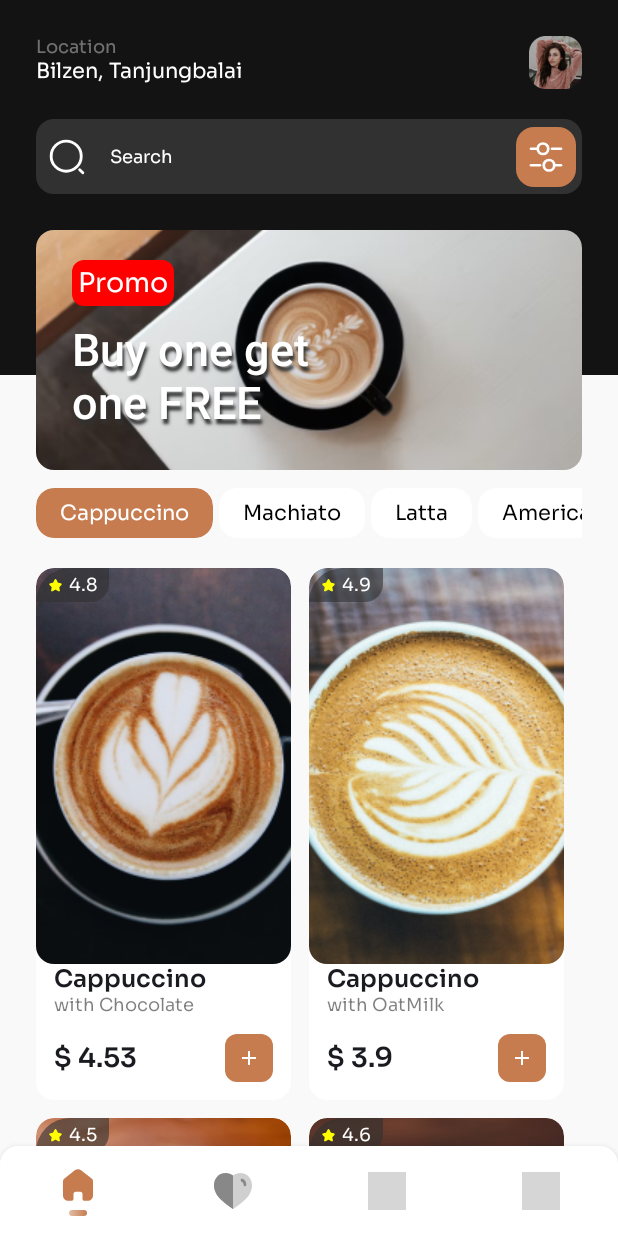
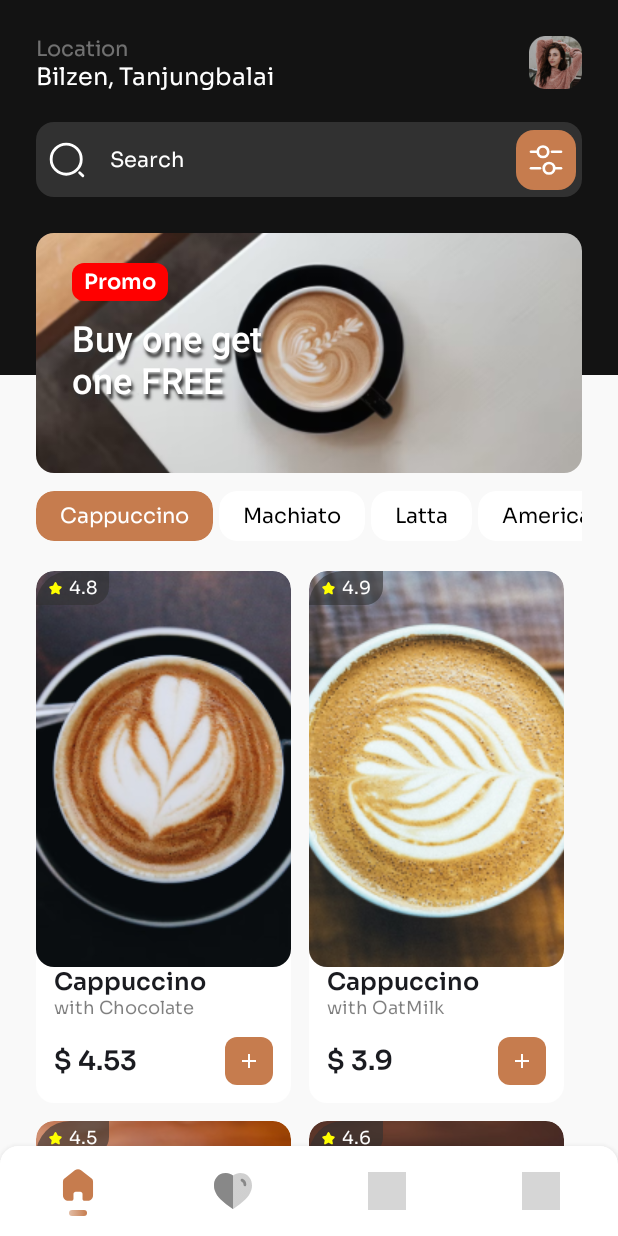
Before and after one commit to SaileshLimbu/kotlin_coffee_app_ui_compose, an Android app built with Jetpack Compose: the composable HomeScreen shown on its own in the app's theme, on a phone screen of 412 x 824 dp. Run offline under Robolectric (Android 15) with nearby library versions, the light colour scheme and no system bars; our stand-ins replace accompanist; libraries missing offline, so code that uses them is left out: com.ramcosta.composedestinations; 1 statement that could not run was skipped; grey boxes are pictures that could not be loaded.

Commit message:
adjusted font size

```diff
--- a/app/src/main/java/com/powersoft/coffeeapp/presentation/home_screen/HomeScreen.kt
+++ b/app/src/main/java/com/powersoft/coffeeapp/presentation/home_screen/HomeScreen.kt
@@ -185,10 +185,10 @@ fun LocationAndProfile() {
     ) {
         Column {
             Text(
-                text = "Location", color = Color.White.copy(0.4f), fontSize = 12.sp
+                text = "Location", color = Color.White.copy(0.4f), fontSize = 14.sp
             )
             Text(
-                text = "Bilzen, Tanjungbalai", color = Color.White, fontSize = 14.sp
+                text = "Bilzen, Tanjungbalai", color = Color.White, fontSize = 16.sp
             )
         }
         Image(
@@ -240,7 +240,7 @@ fun SearchBox() {
                     fontSize = 14.sp
                 ),
                 placeholder = {
-                    Text(text = "Search", fontSize = 12.sp, color = Color.White)
+                    Text(text = "Search", fontSize = 14.sp, color = Color.White)
                 },
                 modifier = Modifier
                     .weight(1f)
@@ -282,17 +282,19 @@ fun Banner() {
         ) {
             Text(
                 text = "Promo",
+                fontSize = 14.sp,
+                fontWeight = FontWeight.SemiBold,
                 modifier = Modifier
                     .padding(bottom = NormalPadding)
                     .background(Color.Red, shape = Shape.small)
-                    .padding(horizontal = TinyPadding, vertical = TinyPadding),
+                    .padding(horizontal = SmallPadding, vertical = TinyPadding),
                 color = Color.White,
             )
             Text(
                 text = "Buy one get\none FREE",
                 style = TextStyle(
                     color = Color.White,
-                    fontSize = 30.sp,
+                    fontSize = 24.sp,
                     fontWeight = FontWeight.SemiBold,
                     shadow = Shadow(
                         color = Black200,
```
Also changed, not shown: app/src/main/java/com/powersoft/coffeeapp/presentation/detail_screen/DetailScreen.kt (+30 -22 lines), app/src/main/java/com/powersoft/coffeeapp/presentation/order_screen/OrderScreen.kt (+11 -10 lines), app/src/main/java/com/powersoft/coffeeapp/presentation/ui/common/Toolbar.kt (+5 -3 lines), 5 other files.
